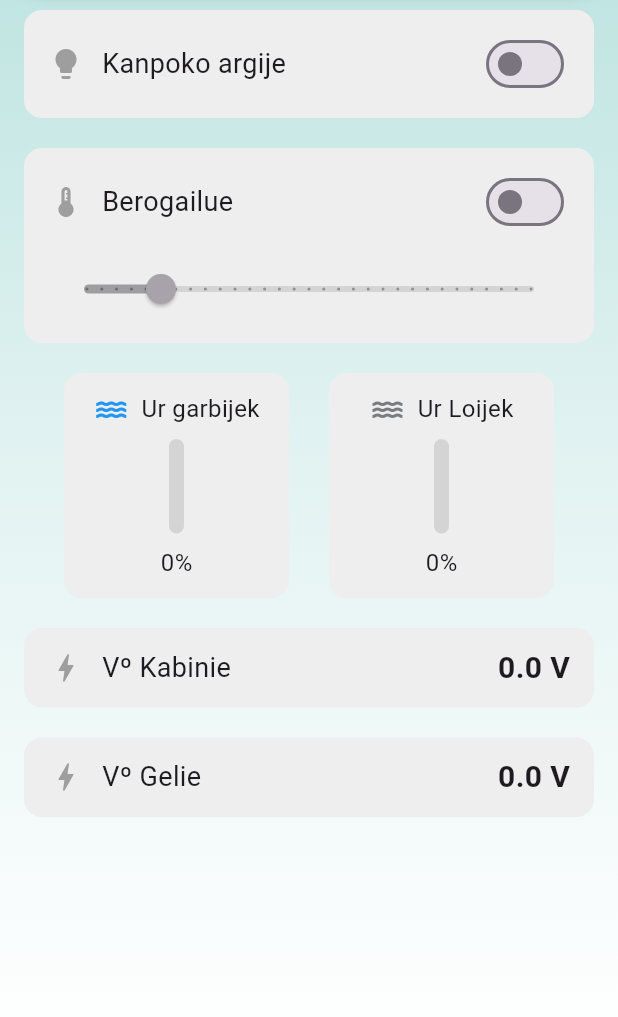
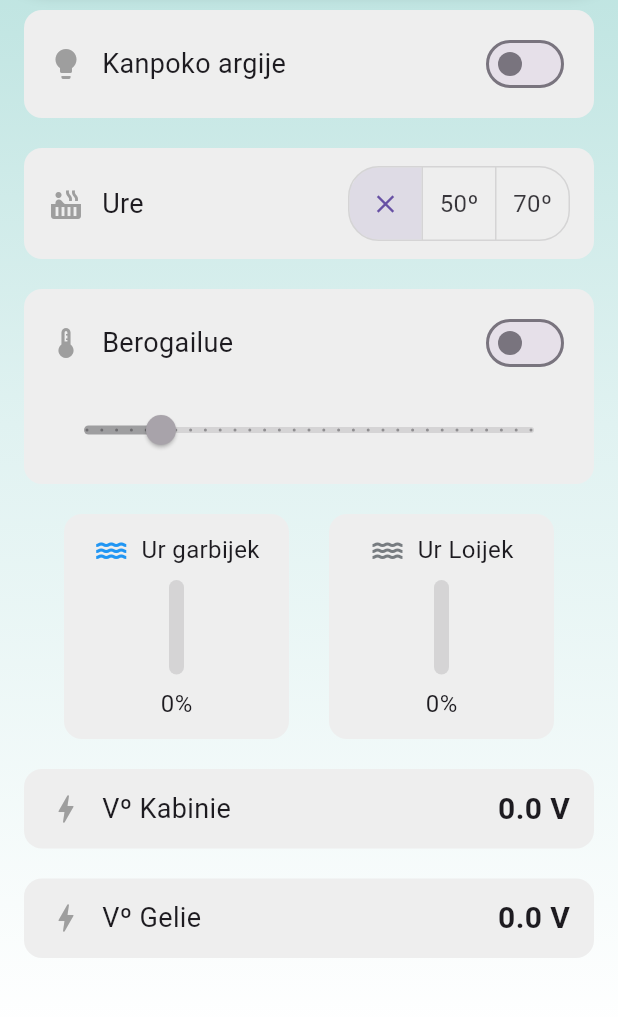
Before and after one commit to perikobermio/iratxo, a Flutter app: the screen it shows after launch, on a phone screen of 412 x 824 dp, the part 194-1211 px from its top. Run offline on Flutter 3.47's test engine with Material 3 defaults, Android fonts, the phone set to English and light mode, and no system bars; our stand-ins replace flutter_blue_plus.

Commit message:
uren temperaturie

```diff
--- a/lib/data.dart
+++ b/lib/data.dart
@@ -10,6 +10,7 @@ class Data {
     'out_light':      ValueNotifier<bool>(false),
     'hot_state':      false,
     'hot_temp':       15.0,
+    'water_state':    ValueNotifier<int>(0),
     'water_clean':    0.0,
     'water_dirt':     0.0,
     'energy_cabine':  0.0,
--- a/lib/home.dart
+++ b/lib/home.dart
@@ -2,6 +2,7 @@ import 'package:flutter/material.dart';
 import 'package:flutter/services.dart';
 
 import 'switch_widget.dart';
+import 'triple_switch_widget.dart';
 import 'horizontal_dinamyc_slide.dart';
 import 'vertical_static_slide.dart';
 import 'info_widget.dart';
@@ -79,10 +80,19 @@ class Home extends StatelessWidget {
                 child: Column(
                   children: [
                     SwitchWidget(
+                      title: 'Kanpoko argije',
                       state: data.v['out_light'],
                       onChanged: (v) async {
                         await ble.command(v ? 'OUT_LIGHT_OFF' : 'OUT_LIGHT_ON');
                         data.v['out_light'].value = v;
+                      },
+                    ),
+                    const SizedBox(height: 20),
+                    TripleSwitchWidget(
+                      title: 'Ure',
+                      state: data.v['water_state'],
+                      onChanged: (v) async {
+                        data.v['water_state'].value = v;
                       },
                     ),
                     const SizedBox(height: 20),
--- a/lib/switch_widget.dart
+++ b/lib/switch_widget.dart
@@ -2,10 +2,12 @@ import 'package:flutter/material.dart';
 
 class SwitchWidget extends StatelessWidget {
   final ValueNotifier<bool> state;
+  final String title;
   final void Function(bool) onChanged;
 
   const SwitchWidget({
     super.key,
+    required this.title,
     required this.state,
     required this.onChanged,
   });
@@ -25,7 +27,7 @@ class SwitchWidget extends StatelessWidget {
             children: [
               Icon(Icons.lightbulb, color: value ? Colors.orange : Colors.grey),
               const SizedBox(width: 12),
-              const Text('Kanpoko argije', style: TextStyle(fontSize: 18)),
+              Text(title, style: const TextStyle(fontSize: 18)),
               const Spacer(),
               Switch(
                 value: value,
--- /dev/null
+++ b/lib/triple_switch_widget.dart
@@ -0,0 +1,58 @@
+import 'package:flutter/material.dart';
+
+
+class TripleSwitchWidget extends StatelessWidget {
+  final ValueNotifier<int> state;
+  final String title;
+  final void Function(int) onChanged;
+
+  const TripleSwitchWidget({
+    super.key,
+    required this.title,
+    required this.state,
+    required this.onChanged,
+  });
+
+  @override
+  Widget build(BuildContext context) {
+    return ValueListenableBuilder<int>(
+      valueListenable: state,
+      builder: (context, value, _) {
+        return Container(
+          padding: const EdgeInsets.symmetric(horizontal: 16, vertical: 12),
+          decoration: BoxDecoration(
+            color: (value == 1 || value == 2)? Colors.yellow.shade100 : Colors.grey.shade200,
+            borderRadius: BorderRadius.circular(12),
+          ),
+          child: Row(
+            children: [
+              Icon(
+                Icons.hot_tub,
+                color: (value == 1 || value == 2) ? Colors.orange : Colors.grey,
+              ),
+              const SizedBox(width: 12),
+              Text(title, style: const TextStyle(fontSize: 18)),
+              const Spacer(),
+              ToggleButtons(
+                isSelected: [
+                  value == 0,
+                  value == 1,
+                  value == 2,
+                ],
+                onPressed: (index) {
+                  onChanged(index);
+                },
+                borderRadius: BorderRadius.circular(20),
+                children: const [
+                  Icon(Icons.close, size: 20),
+                  Text('50º', style: TextStyle(fontSize: 16)),
+                  Text('70º', style: TextStyle(fontSize: 16))
+                ],
+              ),
+            ],
+          ),
+        );
+      },
+    );
+  }
+}
```
Also changed, not shown: 1 other file.
